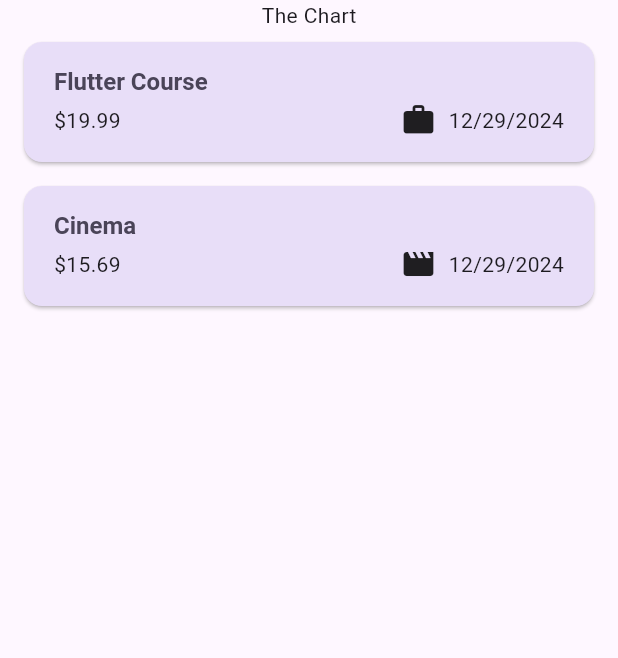
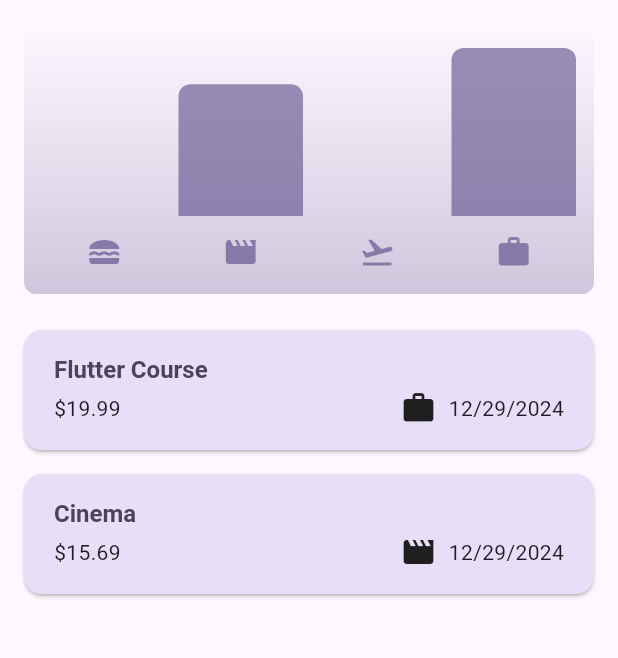
Before and after one commit to s2sharpit/spendr, a Flutter app: the screen it shows after launch, on a phone screen of 412 x 824 dp, the part 84-742 px from its top. Run offline on Flutter 3.47's test engine with Material 3 defaults, Android fonts, the phone set to English and light mode, and no system bars.

Commit message:
feat: adding chart for visualization

```diff
--- a/lib/models/expense.dart
+++ b/lib/models/expense.dart
@@ -33,3 +33,28 @@
     return formatter.format(date);
   }
 }
+
+class ExpenseBucket {
+  const ExpenseBucket({
+    required this.category,
+    required this.expenses,
+  });
+
+  ExpenseBucket.forCategory(List<Expense> allExpenses, this.category)
+      : expenses = allExpenses
+            .where((expense) => expense.category == category)
+            .toList();
+
+  final Category category;
+  final List<Expense> expenses;
+
+  double get totalExpenses {
+    double sum = 0;
+
+    for (final expense in expenses) {
+      sum += expense.amount;
+    }
+
+    return sum;
+  }
+}
--- /dev/null
+++ b/lib/widgets/chart/chart.dart
@@ -0,0 +1,95 @@
+import 'package:flutter/material.dart';
+
+import 'package:spendr/widgets/chart/chart_bar.dart';
+import 'package:spendr/models/expense.dart';
+
+class Chart extends StatelessWidget {
+  const Chart({super.key, required this.expenses});
+
+  final List<Expense> expenses;
+
+  List<ExpenseBucket> get buckets {
+    return [
+      ExpenseBucket.forCategory(expenses, Category.food),
+      ExpenseBucket.forCategory(expenses, Category.leisure),
+      ExpenseBucket.forCategory(expenses, Category.travel),
+      ExpenseBucket.forCategory(expenses, Category.work),
+    ];
+  }
+
+  double get maxTotalExpense {
+    double maxTotalExpense = 0;
+
+    for (final bucket in buckets) {
+      if (bucket.totalExpenses > maxTotalExpense) {
+        maxTotalExpense = bucket.totalExpenses;
+      }
+    }
+
+    return maxTotalExpense;
+  }
+
+  @override
+  Widget build(BuildContext context) {
+    final isDarkMode =
+        MediaQuery.of(context).platformBrightness == Brightness.dark;
+    return Container(
+      margin: const EdgeInsets.all(16),
+      padding: const EdgeInsets.symmetric(
+        vertical: 16,
+        horizontal: 8,
+      ),
+      width: double.infinity,
+      height: 180,
+      decoration: BoxDecoration(
+        borderRadius: BorderRadius.circular(8),
+        gradient: LinearGradient(
+          colors: [
+            Theme.of(context).colorScheme.primary.withOpacity(0.3),
+            Theme.of(context).colorScheme.primary.withOpacity(0.0)
+          ],
+          begin: Alignment.bottomCenter,
+          end: Alignment.topCenter,
+        ),
+      ),
+      child: Column(
+        children: [
+          Expanded(
+            child: Row(
+              crossAxisAlignment: CrossAxisAlignment.end,
+              children: [
+                for (final bucket in buckets) // alternative to map()
+                  ChartBar(
+                    fill: bucket.totalExpenses == 0
+                        ? 0
+                        : bucket.totalExpenses / maxTotalExpense,
+                  )
+              ],
+            ),
+          ),
+          const SizedBox(height: 12),
+          Row(
+            children: buckets
+                .map(
+                  (bucket) => Expanded(
+                    child: Padding(
+                      padding: const EdgeInsets.symmetric(horizontal: 4),
+                      child: Icon(
+                        categoryIcons[bucket.category],
+                        color: isDarkMode
+                            ? Theme.of(context).colorScheme.secondary
+                            : Theme.of(context)
+                                .colorScheme
+                                .primary
+                                .withOpacity(0.7),
+                      ),
+                    ),
+                  ),
+                )
+                .toList(),
+          )
+        ],
+      ),
+    );
+  }
+}
--- /dev/null
+++ b/lib/widgets/chart/chart_bar.dart
@@ -0,0 +1,34 @@
+import 'package:flutter/material.dart';
+
+class ChartBar extends StatelessWidget {
+  const ChartBar({
+    super.key,
+    required this.fill,
+  });
+
+  final double fill;
+
+  @override
+  Widget build(BuildContext context) {
+    final isDarkMode =
+        MediaQuery.of(context).platformBrightness == Brightness.dark;
+    return Expanded(
+      child: Padding(
+        padding: const EdgeInsets.symmetric(horizontal: 4),
+        child: FractionallySizedBox(
+          heightFactor: fill,
+          child: DecoratedBox(
+            decoration: BoxDecoration(
+              shape: BoxShape.rectangle,
+              borderRadius:
+                  const BorderRadius.vertical(top: Radius.circular(8)),
+              color: isDarkMode
+                  ? Theme.of(context).colorScheme.secondary
+                  : Theme.of(context).colorScheme.primary.withOpacity(0.65),
+            ),
+          ),
+        ),
+      ),
+    );
+  }
+}
--- a/lib/widgets/expenses.dart
+++ b/lib/widgets/expenses.dart
@@ -1,4 +1,5 @@
 import 'package:flutter/material.dart';
+import 'package:spendr/widgets/chart/chart.dart';
 import 'package:spendr/widgets/expenses_list/expenses_list.dart';
 import 'package:spendr/models/expense.dart';
 import 'package:spendr/widgets/new_expense.dart';
@@ -90,7 +91,7 @@
       ),
       body: Column(
         children: [
-          const Text("The Chart"),
+          Chart(expenses: _registeredExpenses),
           Expanded(child: mainContent),
         ],
       ),
```
